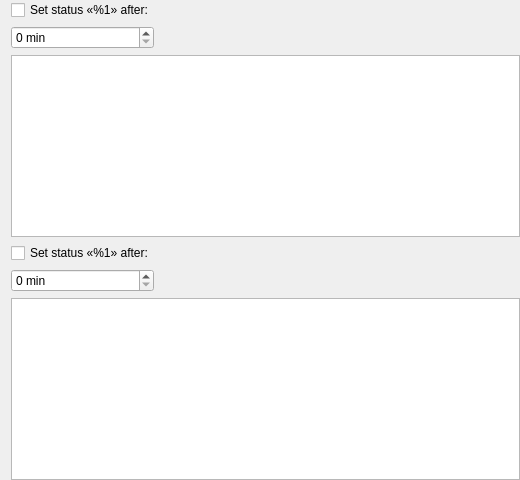
Qt form core/src/corelayers/idlestatuschanger/idlestatuswidget.ui (euroelessar/qutim) before a commit.
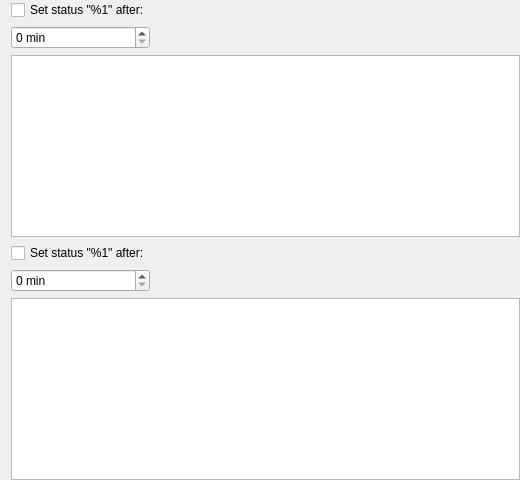
The same form after that commit.

Commit message: Improvement of update-translations script

```diff
--- a/core/src/corelayers/idlestatuschanger/idlestatuswidget.ui
+++ b/core/src/corelayers/idlestatuschanger/idlestatuswidget.ui
@@ -29,7 +29,7 @@
    <item row="0" column="0">
     <widget class="QCheckBox" name="awayCheckBox">
      <property name="text">
-      <string>Set status «%1» after:</string>
+      <string>Set status &quot;%1&quot; after:</string>
      </property>
     </widget>
    </item>
@@ -53,7 +53,7 @@
    <item row="3" column="0">
     <widget class="QCheckBox" name="naCheckBox">
      <property name="text">
-      <string>Set status «%1» after:</string>
+      <string>Set status &quot;%1&quot; after:</string>
      </property>
     </widget>
    </item>
```
The commit also changes 1 other file.
